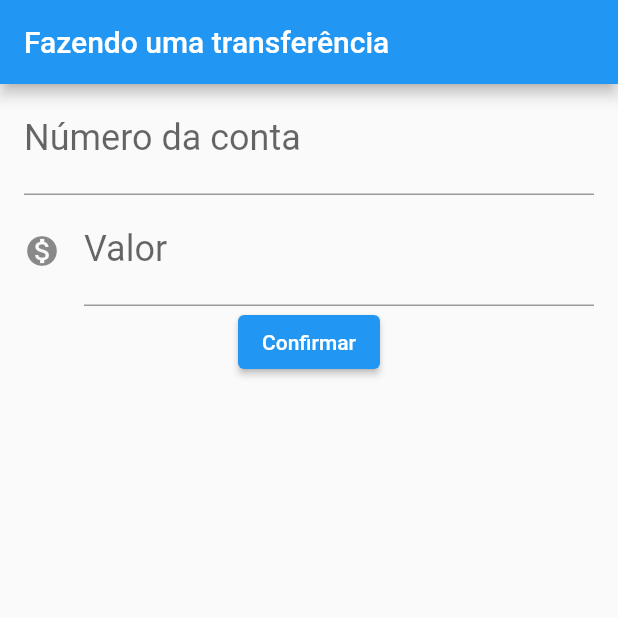
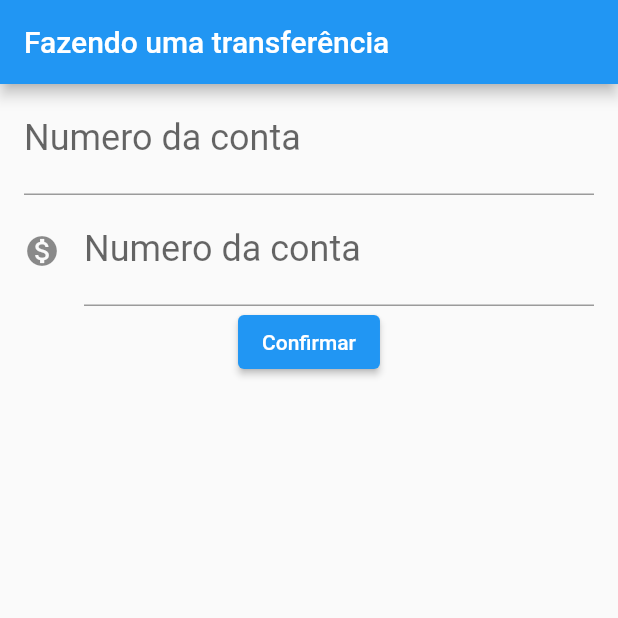
Before and after one commit to evaldomaciel/curso-alura-flutter, a Flutter app: the screen it shows after launch, after a tap on "Confirmar", on a phone screen of 412 x 824 dp, the top half of it. Run offline on Flutter 3.47's test engine with Material 2 defaults, Android fonts, the phone set to English and light mode, and no system bars; missing offline and left inert: dart:ffi.

```diff
--- a/lib/main.dart
+++ b/lib/main.dart
@@ -31,51 +31,30 @@ class FormularioTransferencia extends StatelessWidget {
         title: Text("Fazendo uma transferência"),
       ),
       body: Column(children: <Widget>[
-        Padding(
-          padding: const EdgeInsets.symmetric(horizontal: 16, vertical: 0),
-          child: TextField(
-            style: TextStyle(
-              fontSize: 24.0,
-            ),
-            controller: _controladorCampoNumeroConta,
-            decoration: InputDecoration(
-              labelText: 'Número da conta',
-              hintText: '0000',
-            ),
-            keyboardType: TextInputType.number,
-          ),
+        Editor(
+          controlador: _controladorCampoNumeroConta,
+          rotulo: "Numero da conta",
+          dica: "0000",
         ),
-        Padding(
-          padding: const EdgeInsets.symmetric(horizontal: 16, vertical: 0),
-          child: TextField(
-            controller: _controladorCampoValor,
-            style: TextStyle(
-              fontSize: 24.0,
-            ),
-            decoration: InputDecoration(
-              icon: Icon(Icons.monetization_on),
-              labelText: 'Valor',
-              hintText: '0.00',
-            ),
-            keyboardType: TextInputType.number,
-          ),
+        Editor(
+          controlador: _controladorCampoValor,
+          rotulo: "Numero da conta",
+          dica: "0.00",
+          icone: Icons.monetization_on,
         ),
         ElevatedButton(
-            onPressed: () {
-              debugPrint("Opa, clicou no Confirmar");
-              debugPrint(_controladorCampoNumeroConta.text);
-              debugPrint(_controladorCampoValor.text);
-
-              final numeroConta = int.tryParse(_controladorCampoNumeroConta.text);
-              final valor = double.tryParse(_controladorCampoValor.text);
-              if (numeroConta != null && valor != null) {
-                final transferenciaCriada = Transferencia(valor, numeroConta);
-                debugPrint('$transferenciaCriada');
-              }
-            },
-            child: Text("Confirmar")),
+            onPressed: () => _criaTransferencia(), child: Text("Confirmar")),
       ]),
     );
+  }
+
+  void _criaTransferencia() {
+    final numeroConta = int.tryParse(_controladorCampoNumeroConta.text);
+    final valor = double.tryParse(_controladorCampoValor.text);
+    if (numeroConta != null && valor != null) {
+      final transferenciaCriada = Transferencia(valor, numeroConta);
+      debugPrint('$transferenciaCriada');
+    }
   }
 }
 
@@ -132,3 +111,35 @@ class Transferencia {
     return 'Transferencia{valor: $valor, numeroConta: $numeroConta}';
   }
 }
+
+class Editor extends StatelessWidget {
+  final TextEditingController controlador;
+  final String rotulo;
+  final String dica;
+  final icone;
+
+  const Editor(
+      {super.key,
+      required this.controlador,
+      required this.rotulo,
+      required this.dica,
+      this.icone});
+
+  @override
+  Widget build(BuildContext context) {
+    return Padding(
+      padding: const EdgeInsets.symmetric(horizontal: 16, vertical: 0),
+      child: TextField(
+        style: TextStyle(
+          fontSize: 24.0,
+        ),
+        controller: controlador,
+        decoration: InputDecoration(
+            labelText: rotulo,
+            hintText: dica,
+            icon: icone != null ? Icon(icone) : null),
+        keyboardType: TextInputType.number,
+      ),
+    );
+  }
+}
```
Also changed, not shown: 1 other file.
